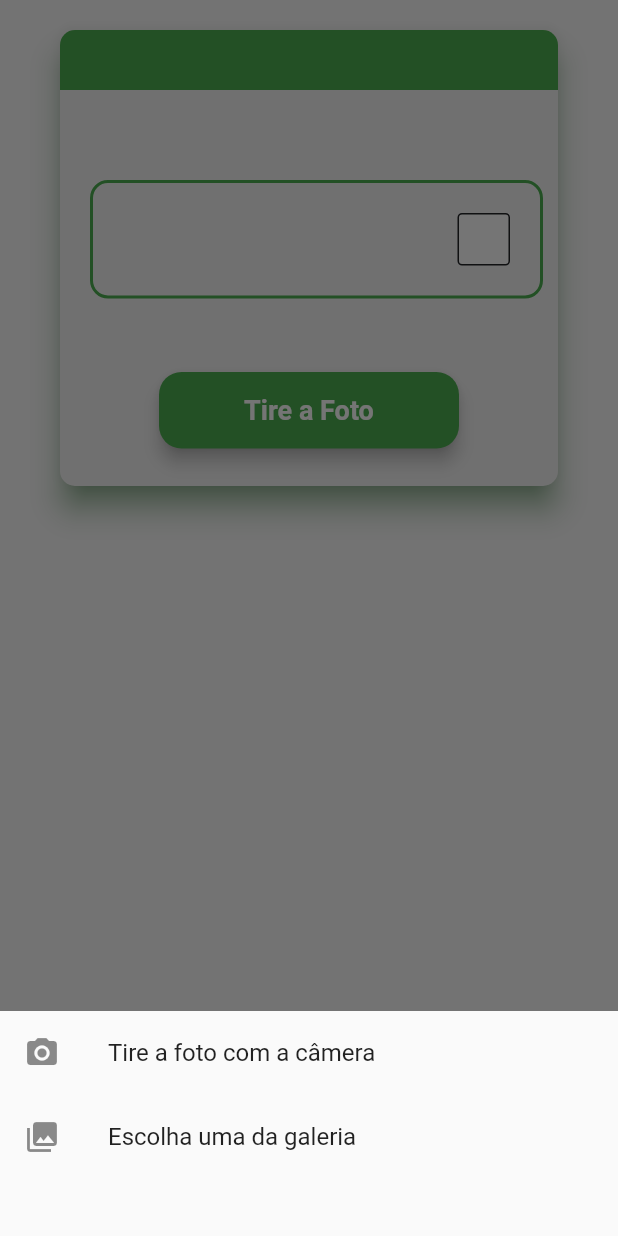
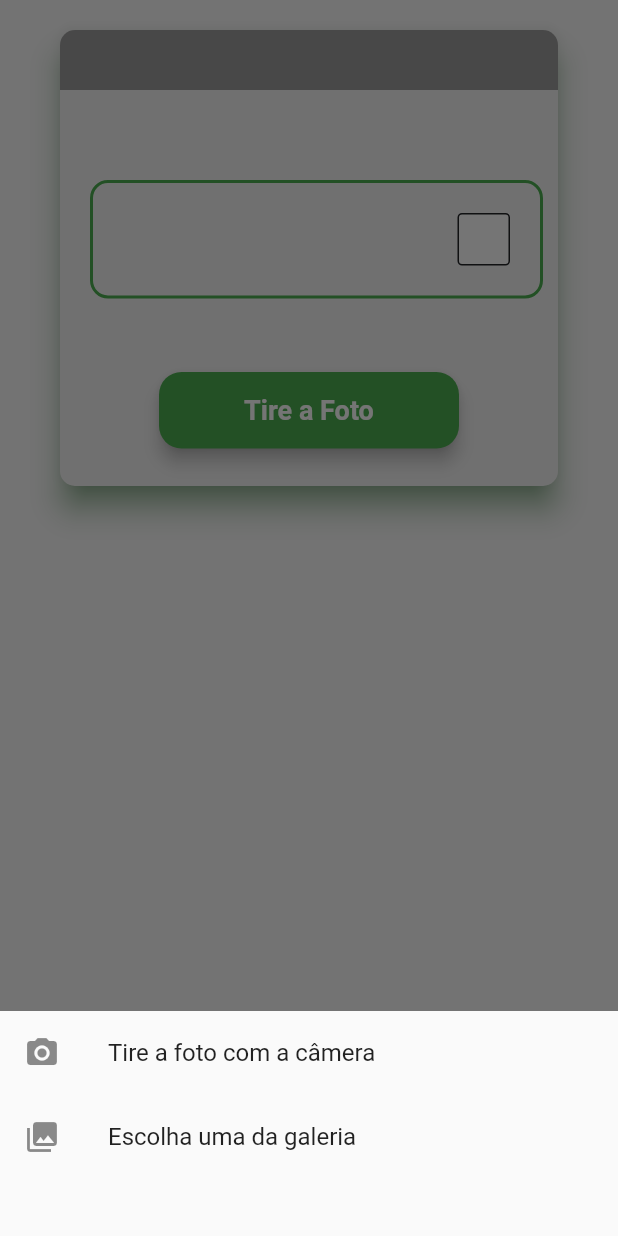
Before and after one commit to vinicius4006/sistema-de-protocolos, a Flutter app: the CardForm widget shown alone on an empty page, opened directly with empty values, after a tap on "Tire a Foto", on a phone screen of 412 x 824 dp. Run offline on Flutter 3.47's test engine with Material 2 defaults, Android fonts, the phone set to English and light mode, and no system bars; drawn by our look-alikes of getwidget; our stand-ins replace animated_custom_dropdown, dio, image_picker, loading_animation_widget, signature; missing offline and left inert: art_sweetalert; network calls fail.

Commit message:
alert-field

```diff
--- a/lib/src/controllers/startProtocolo_controller.dart
+++ b/lib/src/controllers/startProtocolo_controller.dart
@@ -8,19 +8,18 @@ import 'package:protocolo_app/src/shared/models/protocolo.dart';
 import 'package:signature/signature.dart';
 
 const BASEURL = 'http://10.1.2.218:3000';
+
 class ProtocoloModelo with ChangeNotifier {
   final GlobalKey<FormState> _formKey = GlobalKey<FormState>();
   GlobalKey<FormState> get formKey => _formKey;
   final List<GlobalKey> listaKey = [];
 
-
-
+  bool checkRefresh = false;
 
   final SignatureController controller = SignatureController(
       penStrokeWidth: 3,
       penColor: Colors.black,
       exportBackgroundColor: Colors.grey);
-
 
   final List<Protocolo> listaProtocolo = [];
   final List<ItensProtocolo> listaItensProtocolo = [];
@@ -31,7 +30,7 @@ class ProtocoloModelo with ChangeNotifier {
   var id = Random().nextInt(10000).toString();
   String idFinalProtocolo = '';
 
-
+  List<Color> listaDeCoresCheck = [];
 
   addFormProtocolo(
       String dataInicio,
@@ -45,42 +44,37 @@ class ProtocoloModelo with ChangeNotifier {
       String? digitadorInicio,
       String? digitadorFinal,
       String? assinaturaInicial,
-      String? assinaturaFinal
-
-      ) async {
+      String? assinaturaFinal) async {
     var protocolo = Protocolo(
-        id: id, veiculo: idVeiculo, placa: placaVeiculo, inicio: dataInicio, digitador:digitadorInicio, assinaturaInicial: assinaturaInicial);
+        id: id,
+        veiculo: idVeiculo,
+        placa: placaVeiculo,
+        inicio: dataInicio,
+        digitador: digitadorInicio,
+        assinaturaInicial: assinaturaInicial);
 
     //Organizo antes de mandar para o servidor
-     listaItensProtocolo.sort(((a, b) => (int.parse(a.itemveiculo.toString())).compareTo(int.parse(b.itemveiculo.toString()))));
+    listaItensProtocolo.sort(((a, b) => (int.parse(a.itemveiculo.toString()))
+        .compareTo(int.parse(b.itemveiculo.toString()))));
 
-    var listaItensProtocoloJson = ListaItensProtocolo(itensProtocolo: listaItensProtocolo).toJson();
-
-
+    var listaItensProtocoloJson =
+        ListaItensProtocolo(itensProtocolo: listaItensProtocolo).toJson();
 
     //MANDANDO PARA O SERVIDOR
-    final responseProtocolo = await Dio().post('$BASEURL/protocolos',
-    data: protocolo.toJson())
+    final responseProtocolo = await Dio()
+        .post('$BASEURL/protocolos', data: protocolo.toJson())
         .then((response) => debugPrint('SUCESSO: ${response.data}'))
         .catchError((onError) => debugPrint('Motivo do erro: $onError'));
 
-    final responseItensProtocolo = await Dio().post('$BASEURL/itens_protocolos', data: listaItensProtocolo)
+    final responseItensProtocolo = await Dio()
+        .post('$BASEURL/itens_protocolos', data: listaItensProtocolo)
         .then((response) => debugPrint('SUCESSO: ${response.data}'))
         .catchError((onError) => debugPrint('Motivo do erro: $onError'));
-
-
-
-
-
-
-
 
     id = Random().nextInt(10000).toString();
 
     notifyListeners();
   }
-
-
 
   addFormItensProtocolo(String idItemVeiculo, dynamic opcaoSelecionada,
       String inicio, String? img64) async {
@@ -94,9 +88,6 @@ class ProtocoloModelo with ChangeNotifier {
       imagem: img64,
     );
 
-
-
-
     for (var elemento in listaItensProtocolo) {
       if (elemento.itemveiculo == itensProtocolo.itemveiculo) {
         elemento.valor = itensProtocolo.valor;
@@ -104,27 +95,18 @@ class ProtocoloModelo with ChangeNotifier {
         _listaChecagem = true;
       }
     }
-      _listaChecagem
-          ? debugPrint('')
-          : listaItensProtocolo.add(itensProtocolo);
-
-
-
+    _listaChecagem ? debugPrint('') : listaItensProtocolo.add(itensProtocolo);
 
     notifyListeners();
   }
 
-
   //Ficou mais fácil só apontar para cá
   endFormItensProtocolo() async {
-     final responseItensProtocolo = await Dio().post('$BASEURL/itens_protocolos', data: listaItensProtocolo)
+    final responseItensProtocolo = await Dio()
+        .post('$BASEURL/itens_protocolos', data: listaItensProtocolo)
         .then((response) => debugPrint('SUCESSO: ${response.data}'))
         .catchError((onError) => debugPrint('Motivo do erro: $onError'));
 
-
-
     notifyListeners();
   }
-
-
 }
--- a/lib/src/view/criarProtocolo/app_Assinatura.dart
+++ b/lib/src/view/criarProtocolo/app_Assinatura.dart
@@ -20,8 +20,8 @@ class _AssinaturaState extends State<Assinatura> {
          const Divider(),
             Signature(
               controller: controller,
-              height: 110,
-              width: 400,
+              height: 100,
+              width: 320,
 
               backgroundColor: Colors.grey,
             ),
--- a/lib/src/view/criarProtocolo/app_Card.dart
+++ b/lib/src/view/criarProtocolo/app_Card.dart
@@ -12,11 +12,13 @@ import '../../controllers/startProtocolo_controller.dart';
 import 'package:getwidget/getwidget.dart';
 
 class CardForm extends StatefulWidget {
-  const CardForm(
+   CardForm(
       {Key? key,
       required this.title,
       required this.ops,
       required this.input,
+      required this.color,
+      required this.indexGlobal,
       this.numCat = ''})
       : super(key: key);
 
@@ -24,6 +26,8 @@ class CardForm extends StatefulWidget {
   final String ops;
   final String input;
   final String numCat;
+  final int indexGlobal;
+   Color color;
 
   @override
   State<CardForm> createState() => _CardFormState();
@@ -219,6 +223,10 @@ class _CardFormState extends State<CardForm> {
                   context.read<ProtocoloModelo>().selectRadioVerificacao =
                       select;
                   indexRadio = index;
+
+                    context.read<ProtocoloModelo>().listaDeCoresCheck[widget.indexGlobal] = Colors.green;
+                    widget.color = Colors.green;
+
                 });
                 context.read<ProtocoloModelo>().addFormItensProtocolo(
                     widget.numCat,
@@ -249,8 +257,14 @@ class _CardFormState extends State<CardForm> {
         context.read<ProtocoloModelo>().changeListaVerificacao[index] = val;
         if (changeLista[index]) {
           checkSelect.add(index);
+          context.read<ProtocoloModelo>().listaDeCoresCheck[widget.indexGlobal] = Colors.green;
+                    widget.color = Colors.green;
         } else {
           checkSelect.remove(index);
+          if(checkSelect.isEmpty){
+            context.read<ProtocoloModelo>().listaDeCoresCheck[widget.indexGlobal] = Colors.red;
+                    widget.color = Colors.red;
+          }
         }
       });
       context.read<ProtocoloModelo>().addFormItensProtocolo(
@@ -346,7 +360,7 @@ class _CardFormState extends State<CardForm> {
                 child: Container(
                   width: MediaQuery.of(context).size.width,
                   height: 40,
-                  color: Theme.of(context).primaryColor,
+                  color: widget.color,
                 ),
               ),
               Container(
@@ -397,57 +411,6 @@ class _CardFormState extends State<CardForm> {
         ),
       ),
     );
-    // return SafeArea(
-    //   child: Card(
-    //     shape: RoundedRectangleBorder(
-    //       side: const BorderSide(color: Colors.white70, width: 1),
-    //       borderRadius: BorderRadius.circular(10),
-    //     ),
-    //     elevation: 3,
-    //     child: Column(mainAxisSize: MainAxisSize.min, children: <Widget>[
 
-    //       Stack(
-    //         children: [
-    //           Container(
-    //             width: MediaQuery.of(context).size.width,
-    //             height: 40,
-    //             color: Colors.amber,
-    //             decoration: BoxDecoration(
-    //               border: Border.all(
-
-    //                 width: 8
-    //               )
-    //             ),
-    //            ),
-
-    //           Text(
-    //             widget.title,
-    //             style: const TextStyle(
-    //                 color: Colors.black,
-    //                 fontWeight: FontWeight.bold,
-    //                 fontSize: 24),
-    //           ),
-    //         ],
-    //       ),
-    //       Container(
-    //           child: widget.input == 'radio'
-    //               ? showRadioOps(listaParametros)
-    //               : showCheckOps(listaParametros)),
-    //       _path != null ? _showPhoto(context, widget.input) : const Text(''),
-    //       ElevatedButton(
-    //         onPressed: () {
-    //           _showOptions(context);
-    //         },
-    //         child: const Text(
-    //           'Tire a foto',
-    //           style: TextStyle(color: Colors.white),
-    //         ),
-    //       ),
-    //       const SizedBox(
-    //         height: 20,
-    //       )
-    //     ]),
-    //   ),
-    // );
   }
 }
```
Also changed, not shown: lib/src/view/criarProtocolo/app_ScrollTop.dart (deleted, +0 -12 lines), lib/src/view/criarProtocolo/app_formVeiculo.dart (+6 -3 lines), lib/src/view/criarProtocolo/criarProtocolo.dart (+28 -17 lines), lib/src/view/finalizacaoProtocolo/finalizacaoProtocolo.dart (+38 -25 lines), lib/src/view/homepage/appHomePage.dart (+24 -13 lines), lib/src/view/homepage/homePage.dart (+8 -2 lines), pubspec.yaml (+7 -1 lines), assets/icon.png (added), assets/icon2.png (added), pubspec.lock, 22 other files. Lines whose indentation alone changed are shown as unchanged.
